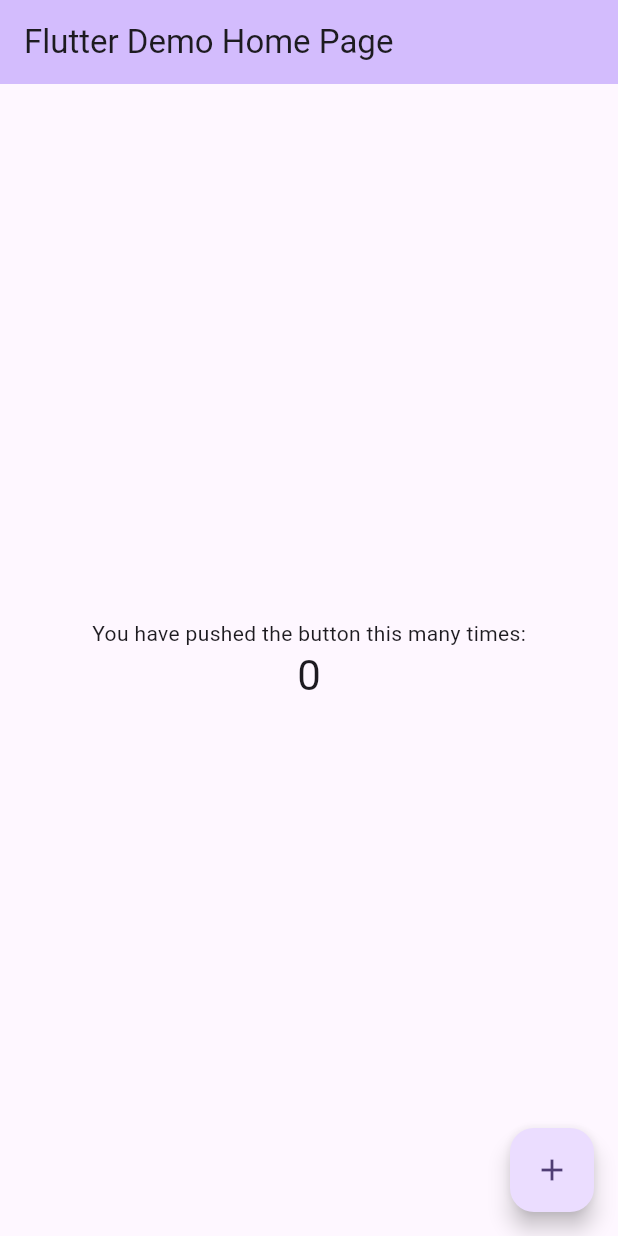
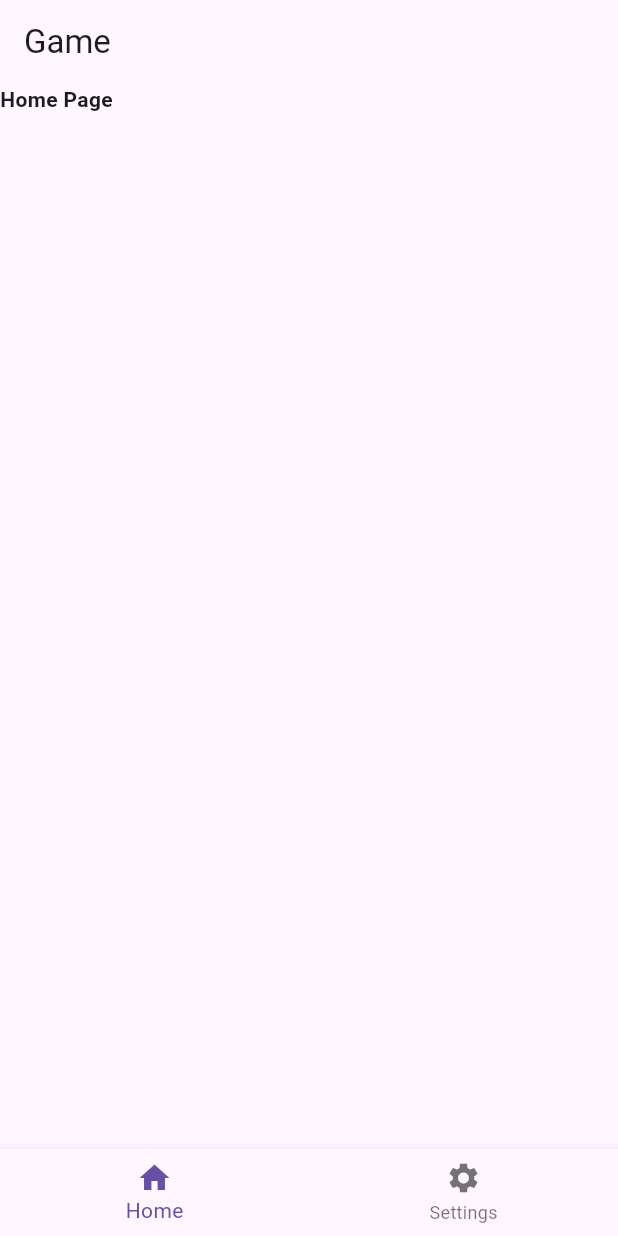
Before and after one commit to IsaacCooke/Letters, a Flutter app: the screen it shows after launch, on a phone screen of 412 x 824 dp. Run offline on Flutter 3.47's test engine with Material 3 defaults, Android fonts, the phone set to English and light mode, and no system bars.

Commit message:
Started basic layout

```diff
--- a/lib/main.dart
+++ b/lib/main.dart
@@ -1,125 +1,18 @@
 import 'package:flutter/material.dart';
+import 'package:letters/pages/layout.dart';
 
 void main() {
-  runApp(const MyApp());
+  runApp(const App());
 }
 
-class MyApp extends StatelessWidget {
-  const MyApp({super.key});
+class App extends StatelessWidget {
+  const App({super.key});
 
-  // This widget is the root of your application.
   @override
-  Widget build(BuildContext context) {
-    return MaterialApp(
-      title: 'Flutter Demo',
-      theme: ThemeData(
-        // This is the theme of your application.
-        //
-        // TRY THIS: Try running your application with "flutter run". You'll see
-        // the application has a blue toolbar. Then, without quitting the app,
-        // try changing the seedColor in the colorScheme below to Colors.green
-        // and then invoke "hot reload" (save your changes or press the "hot
-        // reload" button in a Flutter-supported IDE, or press "r" if you used
-        // the command line to start the app).
-        //
-        // Notice that the counter didn't reset back to zero; the application
-        // state is not lost during the reload. To reset the state, use hot
-        // restart instead.
-        //
-        // This works for code too, not just values: Most code changes can be
-        // tested with just a hot reload.
-        colorScheme: ColorScheme.fromSeed(seedColor: Colors.deepPurple),
-        useMaterial3: true,
-      ),
-      home: const MyHomePage(title: 'Flutter Demo Home Page'),
+  Widget build(BuildContext context){
+    return const MaterialApp(
+      debugShowCheckedModeBanner: false,
+      home: Layout(),
     );
   }
 }
-
-class MyHomePage extends StatefulWidget {
-  const MyHomePage({super.key, required this.title});
-
-  // This widget is the home page of your application. It is stateful, meaning
-  // that it has a State object (defined below) that contains fields that affect
-  // how it looks.
-
-  // This class is the configuration for the state. It holds the values (in this
-  // case the title) provided by the parent (in this case the App widget) and
-  // used by the build method of the State. Fields in a Widget subclass are
-  // always marked "final".
-
-  final String title;
-
-  @override
-  State<MyHomePage> createState() => _MyHomePageState();
-}
-
-class _MyHomePageState extends State<MyHomePage> {
-  int _counter = 0;
-
-  void _incrementCounter() {
-    setState(() {
-      // This call to setState tells the Flutter framework that something has
-      // changed in this State, which causes it to rerun the build method below
-      // so that the display can reflect the updated values. If we changed
-      // _counter without calling setState(), then the build method would not be
-      // called again, and so nothing would appear to happen.
-      _counter++;
-    });
-  }
-
-  @override
-  Widget build(BuildContext context) {
-    // This method is rerun every time setState is called, for instance as done
-    // by the _incrementCounter method above.
-    //
-    // The Flutter framework has been optimized to make rerunning build methods
-    // fast, so that you can just rebuild anything that needs updating rather
-    // than having to individually change instances of widgets.
-    return Scaffold(
-      appBar: AppBar(
-        // TRY THIS: Try changing the color here to a specific color (to
-        // Colors.amber, perhaps?) and trigger a hot reload to see the AppBar
-        // change color while the other colors stay the same.
-        backgroundColor: Theme.of(context).colorScheme.inversePrimary,
-        // Here we take the value from the MyHomePage object that was created by
-        // the App.build method, and use it to set our appbar title.
-        title: Text(widget.title),
-      ),
-      body: Center(
-        // Center is a layout widget. It takes a single child and positions it
-        // in the middle of the parent.
-        child: Column(
-          // Column is also a layout widget. It takes a list of children and
-          // arranges them vertically. By default, it sizes itself to fit its
-          // children horizontally, and tries to be as tall as its parent.
-          //
-          // Column has various properties to control how it sizes itself and
-          // how it positions its children. Here we use mainAxisAlignment to
-          // center the children vertically; the main axis here is the vertical
-          // axis because Columns are vertical (the cross axis would be
-          // horizontal).
-          //
-          // TRY THIS: Invoke "debug painting" (choose the "Toggle Debug Paint"
-          // action in the IDE, or press "p" in the console), to see the
-          // wireframe for each widget.
-          mainAxisAlignment: MainAxisAlignment.center,
-          children: <Widget>[
-            const Text(
-              'You have pushed the button this many times:',
-            ),
-            Text(
-              '$_counter',
-              style: Theme.of(context).textTheme.headlineMedium,
-            ),
-          ],
-        ),
-      ),
-      floatingActionButton: FloatingActionButton(
-        onPressed: _incrementCounter,
-        tooltip: 'Increment',
-        child: const Icon(Icons.add),
-      ), // This trailing comma makes auto-formatting nicer for build methods.
-    );
-  }
-}
--- /dev/null
+++ b/lib/pages/home.dart
@@ -0,0 +1,22 @@
+import 'package:flutter/material.dart';
+
+class Home extends StatefulWidget {
+  const Home({super.key});
+
+  @override
+  State<Home> createState() => HomeState();
+}
+
+class HomeState extends State<Home> {
+  @override
+  Widget build(BuildContext context){
+    return (
+      const Scaffold (
+        body: Text (
+          "Home Page",
+          style: TextStyle(fontWeight: FontWeight.bold),
+        ),
+      )
+    );
+  }
+}
--- /dev/null
+++ b/lib/pages/layout.dart
@@ -0,0 +1,52 @@
+import 'package:flutter/material.dart';
+
+import 'package:letters/pages/home.dart';
+import 'package:letters/pages/settings.dart';
+
+class Layout extends StatefulWidget {
+  const Layout({super.key});
+
+  @override
+  State<Layout> createState() => LayoutState();
+}
+
+class LayoutState extends State<Layout> {
+  int _selectedIndex = 0;
+
+  static const List<Widget> _options = <Widget>[
+    Home(),
+    Settings(),
+  ];
+
+  void _onItemTapped(int index){
+    setState(() {
+      _selectedIndex = index;
+    });
+  }
+
+  @override
+  Widget build(BuildContext context){
+    return Scaffold(
+      appBar: AppBar(
+        title: const Text("Game"),
+        //TODO: Change this!!
+      ),
+      body: Center(
+        child: _options.elementAt(_selectedIndex),
+      ),
+      bottomNavigationBar: BottomNavigationBar(items: const <BottomNavigationBarItem>[
+        BottomNavigationBarItem(
+          icon: Icon(Icons.home),
+          label: "Home",
+        ),
+        BottomNavigationBarItem(
+          icon: Icon(Icons.settings),
+          label: "Settings",
+        ),
+      ],
+      currentIndex: _selectedIndex,
+      onTap: _onItemTapped,
+      ),
+    );
+  }
+}
--- /dev/null
+++ b/lib/pages/settings.dart
@@ -0,0 +1,20 @@
+import 'package:flutter/material.dart';
+
+class Settings extends StatefulWidget {
+  const Settings({super.key});
+
+  @override
+  State<Settings> createState() => SettingsState();
+}
+
+class SettingsState extends State<Settings> {
+  @override
+  Widget build(BuildContext context){
+    return const Scaffold(
+      body: Text(
+        "Settings page",
+        style: TextStyle(fontWeight: FontWeight.bold),
+      ),
+    );
+  }
+}
```
